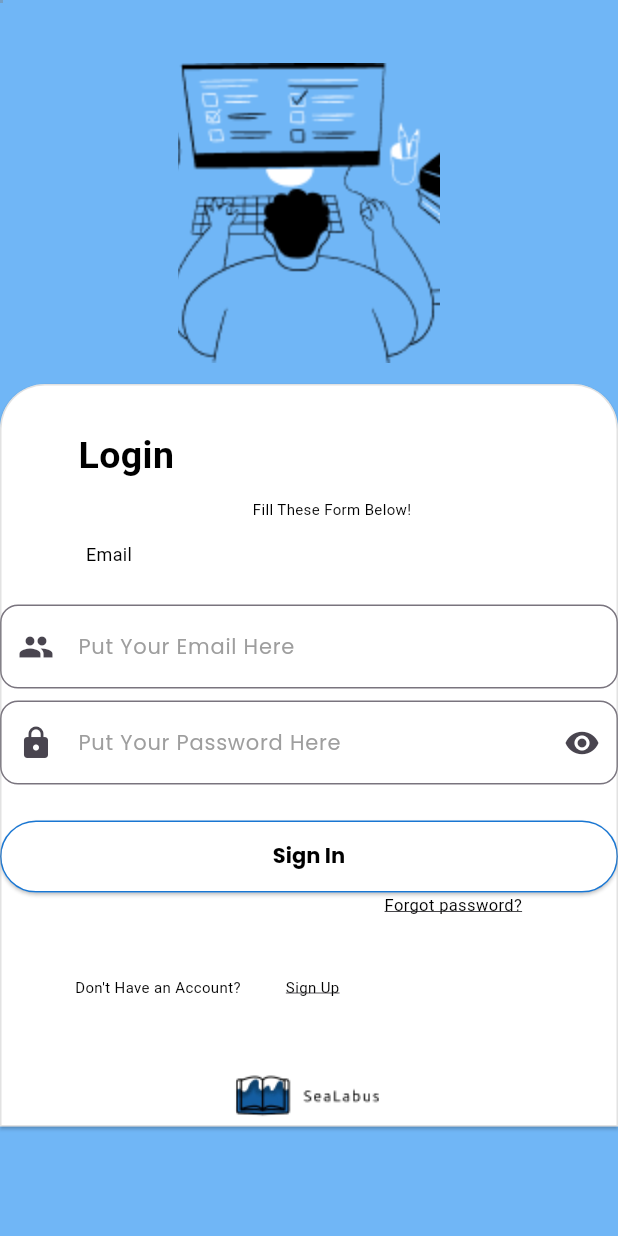
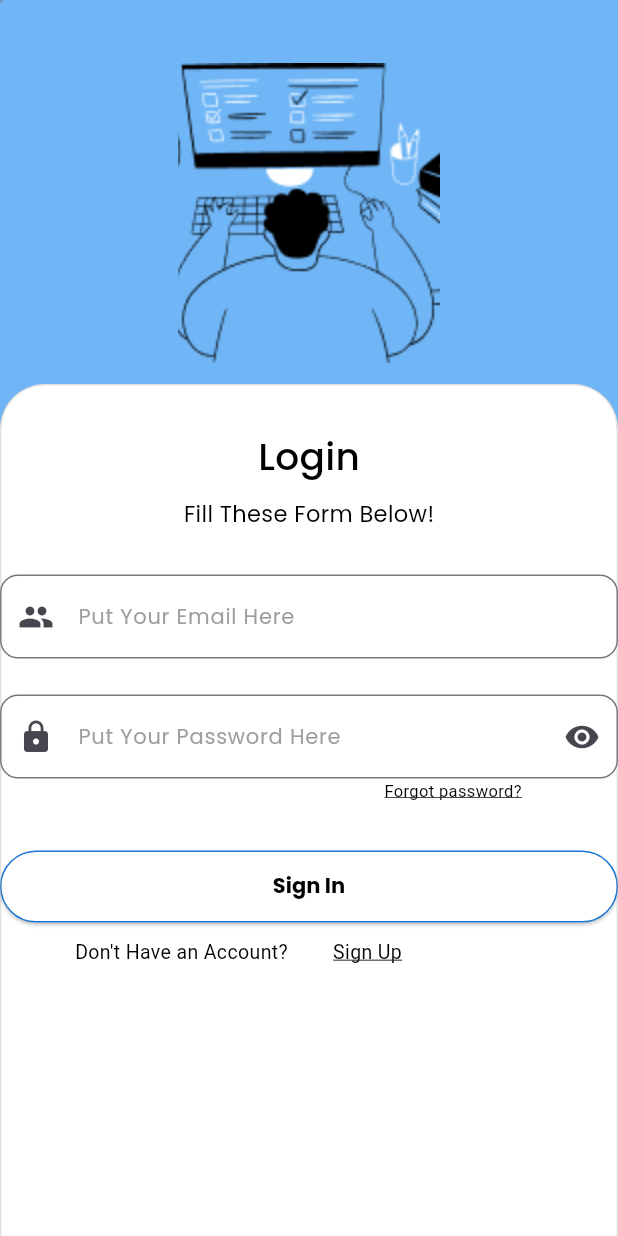
Before and after one commit to Gieryy/SeaLabus, a Flutter app: the screen it shows after launch, on a phone screen of 412 x 824 dp. Run offline on Flutter 3.47's test engine with Material 3 defaults, Android fonts, the phone set to English and light mode, and no system bars; our stand-ins replace firebase_auth, firebase_core, google_fonts; accounts and stored records are empty.

Commit message:
sedikit merapihkan login

```diff
--- a/lib/screens/loginPage.dart
+++ b/lib/screens/loginPage.dart
@@ -95,7 +95,7 @@ class LoginPageState extends State<LoginPage> {
             Align(
               alignment: Alignment(0.0, 0.0),
               child: Card(
-                margin: EdgeInsets.fromLTRB(0, 4, 0, 0),
+                margin: EdgeInsets.fromLTRB(0, 4, 0, 240),
                 color: Color(0xffffffff),
                 shadowColor: Color(0xff000000),
                 elevation: 1,
@@ -110,69 +110,40 @@ class LoginPageState extends State<LoginPage> {
                   crossAxisAlignment: CrossAxisAlignment.center,
                   mainAxisSize: MainAxisSize.max,
                   children: [
-                    Column(
-                      mainAxisAlignment: MainAxisAlignment.start,
-                      crossAxisAlignment: CrossAxisAlignment.center,
-                      mainAxisSize: MainAxisSize.max,
+                    Padding(
+                      padding: EdgeInsets.fromLTRB(0, 30, 0, 10),
+                      child: Column(
+                        crossAxisAlignment: CrossAxisAlignment.start,
                         children: [
-                        Column(
-                          mainAxisAlignment: MainAxisAlignment.start,
-                          crossAxisAlignment: CrossAxisAlignment.center,
-                          mainAxisSize: MainAxisSize.max,
-                          children: [
-                            Form(
-                              child: Padding(
-                                padding: EdgeInsets.fromLTRB(0, 30, 0, 10),
-                                child: Align(
-                                  alignment: Alignment(-0.7, 0.0),
-                                  child: Text(
+                          Text(
                             "Login",
                             textAlign: TextAlign.start,
                             overflow: TextOverflow.clip,
-                                    style: TextStyle(
-                                      fontWeight: FontWeight.w600,
+                            style: GoogleFonts.poppins(
+                              fontWeight: FontWeight.w500,
                               fontStyle: FontStyle.normal,
                               fontSize: 25,
                               color: Color(0xff000000),
                             ),
                           ),
-                                ),
+                        ],
                       ),
                     ),
                     Column(
                       mainAxisAlignment: MainAxisAlignment.start,
-                              crossAxisAlignment: CrossAxisAlignment.center,
-                              mainAxisSize: MainAxisSize.max,
+                      crossAxisAlignment: CrossAxisAlignment.start,
                       children: [
                         Padding(
                           padding: EdgeInsets.fromLTRB(0, 0, 0, 15),
                           child: Align(
-                                    alignment: Alignment(0.1, 0.0),
+                            alignment: Alignment(0, 0.0),
                             child: Text(
                               "Fill These Form Below!",
                               textAlign: TextAlign.start,
-                                      overflow: TextOverflow.clip,
-                                      style: TextStyle(
+                              style: GoogleFonts.poppins(
                                 fontWeight: FontWeight.w400,
                                 fontStyle: FontStyle.normal,
-                                        fontSize: 10,
-                                        color: Color(0xff000000),
-                                      ),
-                                    ),
-                                  ),
-                                ),
-                                Padding(
-                                  padding: EdgeInsets.fromLTRB(0, 0, 0, 10),
-                                  child: Align(
-                                    alignment: Alignment(-0.7, 0.0),
-                                    child: Text(
-                                      "Email",
-                                      textAlign: TextAlign.start,
-                                      overflow: TextOverflow.clip,
-                                      style: TextStyle(
-                                        fontWeight: FontWeight.w400,
-                                        fontStyle: FontStyle.normal,
-                                        fontSize: 12,
+                                fontSize: 15,
                                 color: Color(0xff000000),
                               ),
                             ),
@@ -187,8 +158,7 @@ class LoginPageState extends State<LoginPage> {
                                 controller: _emailTextController,
                                 focusNode: _focusEmail,
                                 validator: (value) =>
-                                            Validator.validateEmail(
-                                                email: value),
+                                    Validator.validateEmail(email: value),
                                 decoration: InputDecoration(
                                     border: OutlineInputBorder(
                                         borderRadius:
@@ -201,18 +171,16 @@ class LoginPageState extends State<LoginPage> {
                                     ),
                                     prefixIcon: Icon(Icons.people)),
                               ),
-                                      const SizedBox(height: 8.0),
+                              const SizedBox(height: 24.0),
                               TextFormField(
                                 controller: _passwordTextController,
                                 focusNode: _focusPassword,
                                 obscureText: _isObscure,
                                 validator: (value) =>
-                                            Validator.validatePassword(
-                                                password: value),
+                                    Validator.validatePassword(password: value),
                                 decoration: InputDecoration(
                                   border: OutlineInputBorder(
-                                              borderRadius:
-                                                  BorderRadius.circular(12)),
+                                      borderRadius: BorderRadius.circular(12)),
                                   hintText: 'Put Your Password Here',
                                   hintStyle: GoogleFonts.poppins(
                                       color: Colors.grey,
@@ -234,7 +202,35 @@ class LoginPageState extends State<LoginPage> {
                                   ),
                                 ),
                               ),
-                                      const SizedBox(height: 24.0),
+                              Padding(
+                                padding: EdgeInsets.fromLTRB(0, 0, 0, 30),
+                                child: Align(
+                                  alignment: Alignment(0.6, 0.0),
+                                  child: GestureDetector(
+                                    onTap: () {
+                                      Navigator.push(
+                                        context,
+                                        MaterialPageRoute(
+                                            builder: (context) =>
+                                                ForgotPassPage()),
+                                      );
+                                    },
+                                    child: Text(
+                                      "Forgot password?",
+                                      textAlign: TextAlign.end,
+                                      overflow: TextOverflow.clip,
+                                      style: TextStyle(
+                                        fontWeight: FontWeight.w400,
+                                        fontStyle: FontStyle.normal,
+                                        fontSize: 11,
+                                        color: Color(0xff000000),
+                                        decoration: TextDecoration.underline,
+                                      ),
+                                    ),
+                                  ),
+                                ),
+                              ),
+                              const SizedBox(height: 2.0),
                               _isProcessing
                                   ? const CircularProgressIndicator()
                                   : SizedBox(
@@ -252,11 +248,9 @@ class LoginPageState extends State<LoginPage> {
                                             });
 
                                             String email =
-                                                        _emailTextController
-                                                            .text;
+                                                _emailTextController.text;
                                             String password =
-                                                        _passwordTextController
-                                                            .text;
+                                                _passwordTextController.text;
 
                                             print(
                                                 "Email: $email, Password: $password");
@@ -276,20 +270,17 @@ class LoginPageState extends State<LoginPage> {
                                                   .pushReplacement(
                                                 MaterialPageRoute(
                                                   builder: (context) =>
-                                                              HomePage(
-                                                                  user: user),
+                                                      HomePage(user: user),
                                                 ),
                                               );
                                             } else {
                                               print("Login failed");
-                                                      ScaffoldMessenger.of(
-                                                              context)
+                                              ScaffoldMessenger.of(context)
                                                   .showSnackBar(
                                                 SnackBar(
                                                   content: Text(
                                                       "Invalid email or password. Please try again."),
-                                                          backgroundColor:
-                                                              Colors.red,
+                                                  backgroundColor: Colors.red,
                                                 ),
                                               );
                                             }
@@ -298,8 +289,7 @@ class LoginPageState extends State<LoginPage> {
                                         style: ElevatedButton.styleFrom(
                                           primary: Colors.white,
                                           onPrimary: Colors.black,
-                                                  textStyle:
-                                                      GoogleFonts.poppins(
+                                          textStyle: GoogleFonts.poppins(
                                             fontWeight: FontWeight.bold,
                                           ),
                                           side: BorderSide(
@@ -307,36 +297,6 @@ class LoginPageState extends State<LoginPage> {
                                           ),
                                         ),
                                         child: const Text('Sign In'),
-                                              ),
-                                            ),
-                                      Padding(
-                                        padding:
-                                            EdgeInsets.fromLTRB(0, 0, 0, 30),
-                                        child: Align(
-                                          alignment: Alignment(0.6, 0.0),
-                                          child: GestureDetector(
-                                            onTap: () {
-                                              Navigator.push(
-                                                context,
-                                                MaterialPageRoute(
-                                                    builder: (context) =>
-                                                        ForgotPassPage()),
-                                              );
-                                            },
-                                            child: Text(
-                                              "Forgot password?",
-                                              textAlign: TextAlign.start,
-                                              overflow: TextOverflow.clip,
-                                              style: TextStyle(
-                                                fontWeight: FontWeight.w400,
-                                                fontStyle: FontStyle.normal,
-                                                fontSize: 11,
-                                                color: Color(0xff000000),
-                                                decoration:
-                                                    TextDecoration.underline,
-                                              ),
-                                            ),
-                                          ),
                                       ),
                                     ),
                             ],
@@ -354,8 +314,7 @@ class LoginPageState extends State<LoginPage> {
                           mainAxisSize: MainAxisSize.max,
                           children: [
                             Padding(
-                                      padding:
-                                          EdgeInsets.fromLTRB(50, 0, 30, 0),
+                              padding: EdgeInsets.fromLTRB(50, 0, 30, 0),
                               child: Text(
                                 "Don't Have an Account?",
                                 textAlign: TextAlign.start,
@@ -363,7 +322,7 @@ class LoginPageState extends State<LoginPage> {
                                 style: TextStyle(
                                   fontWeight: FontWeight.w400,
                                   fontStyle: FontStyle.normal,
-                                          fontSize: 10,
+                                  fontSize: 13,
                                   color: Color(0xff000000),
                                 ),
                               ),
@@ -373,8 +332,7 @@ class LoginPageState extends State<LoginPage> {
                                 Navigator.push(
                                   context,
                                   MaterialPageRoute(
-                                              builder: (context) =>
-                                                  RegisterPage()),
+                                      builder: (context) => RegisterPage()),
                                 );
                               },
                               child: Text(
@@ -384,7 +342,7 @@ class LoginPageState extends State<LoginPage> {
                                 style: TextStyle(
                                   fontWeight: FontWeight.w400,
                                   fontStyle: FontStyle.normal,
-                                          fontSize: 10,
+                                  fontSize: 13,
                                   color: Color(0xff000000),
                                   decoration: TextDecoration.underline,
                                 ),
@@ -394,9 +352,9 @@ class LoginPageState extends State<LoginPage> {
                         ),
                       ),
                     ),
-                          ],
-                        ),
-                        Column(
+                    Padding(
+                      padding: const EdgeInsets.fromLTRB(0, 135, 0, 0),
+                      child: Column(
                         mainAxisAlignment: MainAxisAlignment.start,
                         crossAxisAlignment: CrossAxisAlignment.center,
                         mainAxisSize: MainAxisSize.max,
@@ -407,7 +365,6 @@ class LoginPageState extends State<LoginPage> {
                           ),
                         ],
                       ),
-                      ],
                     ),
                   ],
                 ),
```
Lines whose indentation alone changed are shown as unchanged.
